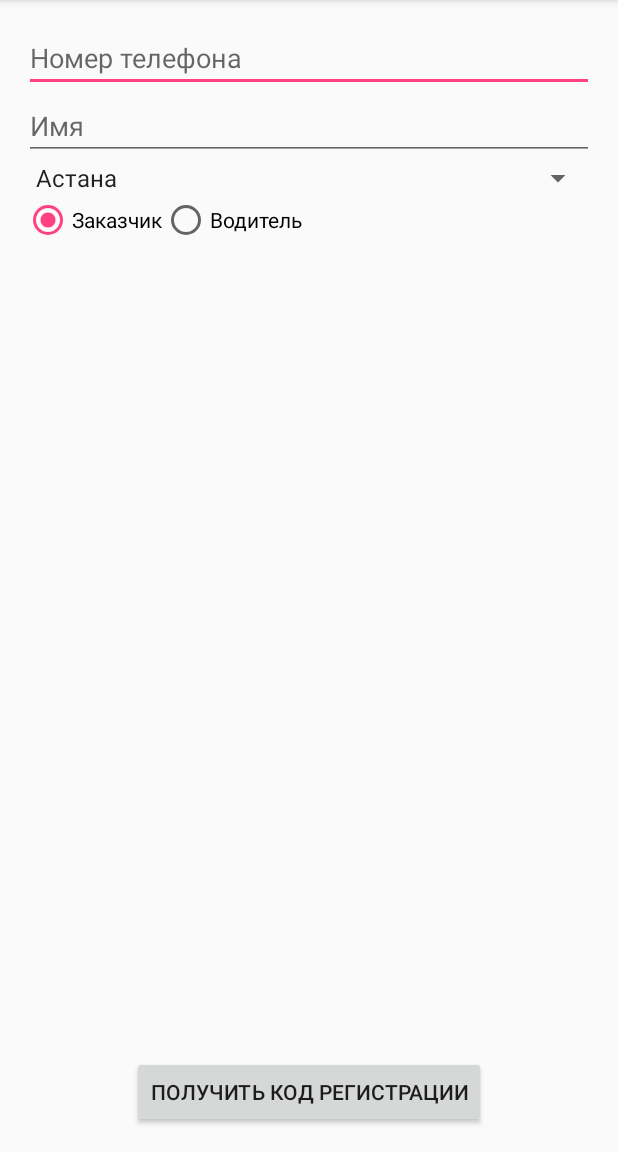
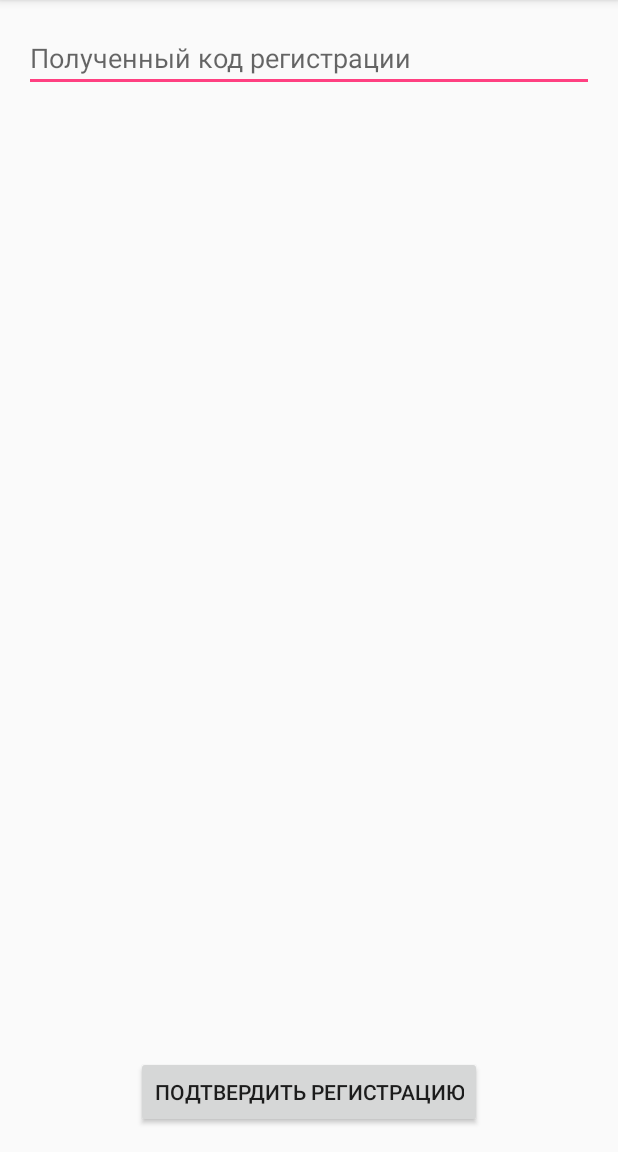
Before and after one commit to mitro/freight, an Android app: the screen it shows after launch (RegistrationActivity before the commit, RegistrationCodeActivity after it), on a phone screen of 412 x 824 dp, the part 84-1236 px from its top. Run offline under Robolectric (Android 15) with nearby library versions, the phone set to English and light mode, and no system bars.

Commit message:
Создание формы ввода кода регистрации

```diff
--- a/app/src/main/AndroidManifest.xml
+++ b/app/src/main/AndroidManifest.xml
@@ -11,6 +11,8 @@
     <activity android:name=".activities.RouteActivity" >
     </activity>
     <activity android:name=".activities.RegistrationActivity" >
+    </activity>
+    <activity android:name=".activities.RegistrationCodeActivity" >
       <intent-filter>
         <action android:name="android.intent.action.MAIN" />
         <category android:name="android.intent.category.LAUNCHER" />
--- /dev/null
+++ b/app/src/main/java/rt/dtech/kz/freight/activities/RegistrationCodeActivity.java
@@ -0,0 +1,15 @@
+package rt.dtech.kz.freight.activities;
+
+import android.support.v7.app.AppCompatActivity;
+import android.os.Bundle;
+
+import rt.dtech.kz.freight.R;
+
+public class RegistrationCodeActivity extends AppCompatActivity {
+
+  @Override
+  protected void onCreate(Bundle savedInstanceState) {
+    super.onCreate(savedInstanceState);
+    setContentView(R.layout.activity_registration_code);
+  }
+}
--- /dev/null
+++ b/app/src/main/res/layout/activity_registration_code.xml
@@ -0,0 +1,27 @@
+<?xml version="1.0" encoding="utf-8"?>
+<RelativeLayout
+  xmlns:android="http://schemas.android.com/apk/res/android"
+  xmlns:tools="http://schemas.android.com/tools"
+  android:layout_width="match_parent"
+  android:layout_height="match_parent"
+  android:paddingLeft="@dimen/activity_horizontal_margin"
+  android:paddingRight="@dimen/activity_horizontal_margin"
+  android:paddingTop="@dimen/activity_vertical_margin"
+  android:paddingBottom="@dimen/activity_vertical_margin"
+  tools:context="rt.dtech.kz.freight.activities.RegistrationCodeActivity">
+
+  <EditText
+    android:id="@+id/registrationCodeEdit"
+    android:layout_width="fill_parent"
+    android:layout_height="wrap_content"
+    android:layout_alignParentTop="true"
+    android:hint="@string/registration_code"/>
+
+  <Button
+    android:layout_width="wrap_content"
+    android:layout_height="wrap_content"
+    android:layout_alignParentBottom="true"
+    android:layout_centerHorizontal="true"
+    android:text="@string/confirm_registration"/>
+
+</RelativeLayout>
--- a/app/src/main/res/values/strings.xml
+++ b/app/src/main/res/values/strings.xml
@@ -9,6 +9,8 @@
   <string name="customer">Заказчик</string>
   <string name="driver">Водитель</string>
   <string name="get_registration_code">Получить код регистрации</string>
+  <string name="registration_code">Полученный код регистрации</string>
+  <string name="confirm_registration">Подтвердить регистрацию</string>
   <string-array name="cities">
     <item>Астана</item>
     <item>Алматы</item>
```
Lines whose indentation alone changed are shown as unchanged.
